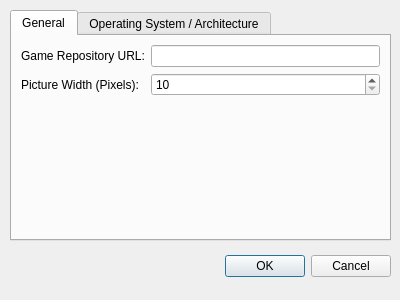
This is hypernucleus/view/settings.ui in Rich43/hypernucleus_client as Qt 5 draws it before an edit. The edited form follows.
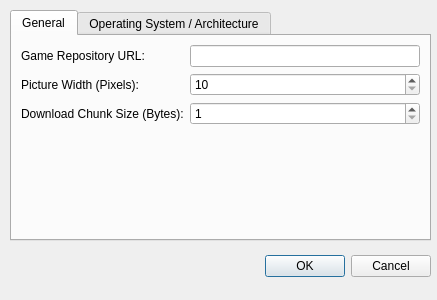
This is the edited form.

Commit message: Small cleanups Added ability to set download chunk size

```diff
--- a/hypernucleus/view/settings.ui
+++ b/hypernucleus/view/settings.ui
@@ -6,7 +6,7 @@
    <rect>
     <x>0</x>
     <y>0</y>
-    <width>400</width>
+    <width>437</width>
     <height>300</height>
    </rect>
   </property>
@@ -16,7 +16,7 @@
   <widget class="QDialogButtonBox" name="buttonBox">
    <property name="geometry">
     <rect>
-     <x>50</x>
+     <x>90</x>
      <y>250</y>
      <width>341</width>
      <height>32</height>
@@ -34,7 +34,7 @@
     <rect>
      <x>10</x>
      <y>10</y>
-     <width>381</width>
+     <width>421</width>
      <height>231</height>
     </rect>
    </property>
@@ -78,6 +78,23 @@
          </property>
         </widget>
        </item>
+       <item row="2" column="0">
+        <widget class="QLabel" name="downloadChunkSizeBytesLabel">
+         <property name="text">
+          <string>Download Chunk Size (Bytes):</string>
+         </property>
+        </widget>
+       </item>
+       <item row="2" column="1">
+        <widget class="QSpinBox" name="downloadChunkSizeBytesSpinBox">
+         <property name="minimum">
+          <number>1</number>
+         </property>
+         <property name="maximum">
+          <number>1000000</number>
+         </property>
+        </widget>
+       </item>
       </layout>
      </item>
     </layout>
```
The commit also changes 8 other files.
